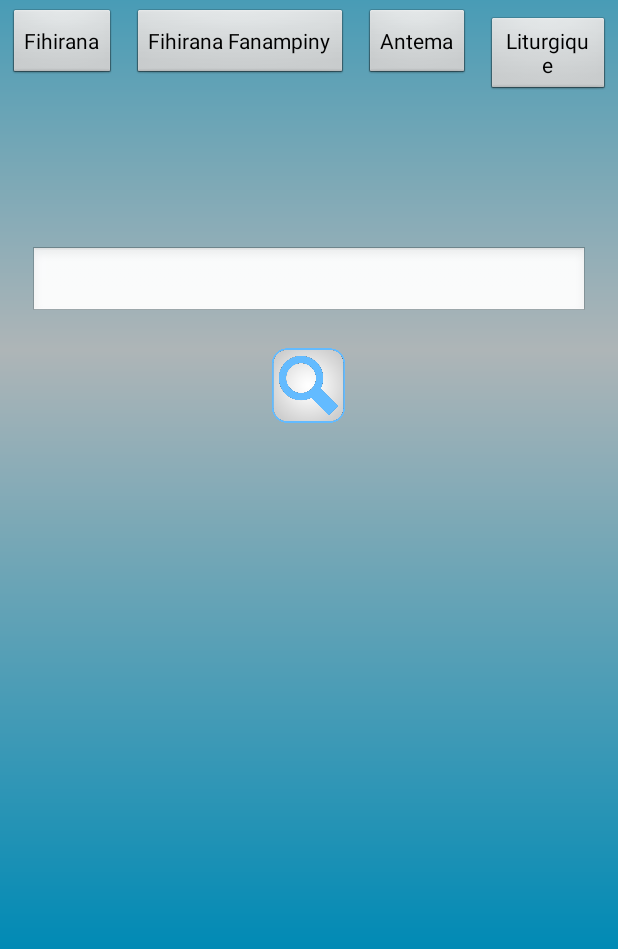
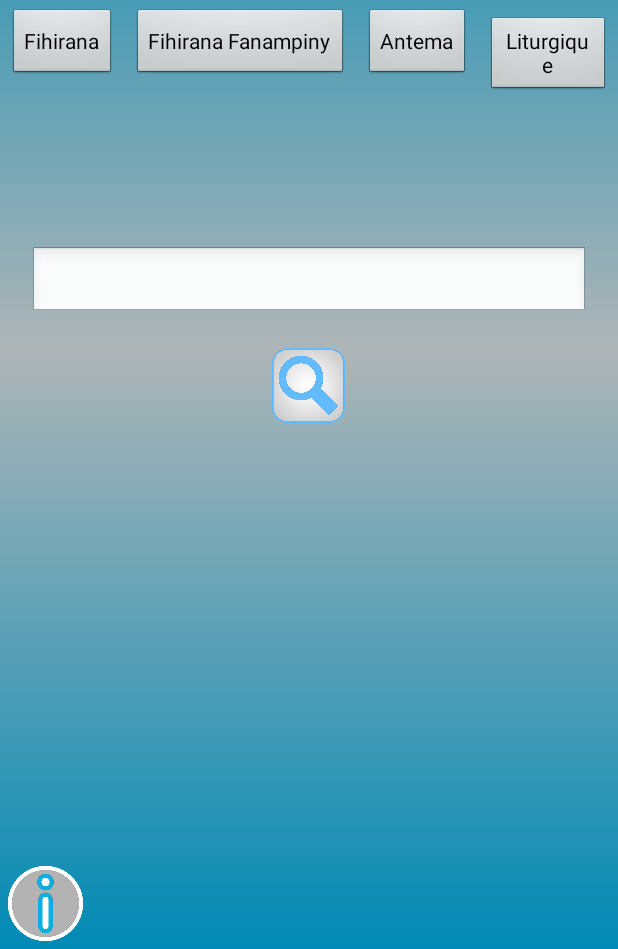
Before and after one commit to hrandrianarijaona/TionaByHajaRand, an Android app: the layout activity_main.xml on its own in the app's theme, with its tools: preview values and no code run, on a phone screen of 412 x 824 dp, the part 287-1236 px from its top. Run offline under Robolectric (Android 15) with nearby library versions, the phone set to English and light mode, and no system bars.

Commit message:
bouton info

```diff
--- a/src/main/res/layout/activity_main.xml
+++ b/src/main/res/layout/activity_main.xml
@@ -74,14 +74,14 @@
             android:layout_below="@+id/number_param"
             android:layout_centerHorizontal="true"/>
 
-    <ScrollView
-        android:id="@+id/btn_scroll_view"
-        android:layout_width="match_parent"
-        android:layout_height="wrap_content"
-        android:layout_below="@id/btn_search">
-
-
-
-    </ScrollView>
+    <ImageView
+        android:id="@+id/btn_info"
+        android:layout_width="50dp"
+        android:layout_height="50dp"
+        android:src="@drawable/info"
+        android:layout_alignParentBottom="true"
+        android:layout_alignParentLeft="true"
+        android:layout_marginBottom="5dp"
+        android:layout_marginLeft="5dp"/>
 
 </RelativeLayout>
```
Also changed, not shown: src/main/res/drawable/info.png (added).
